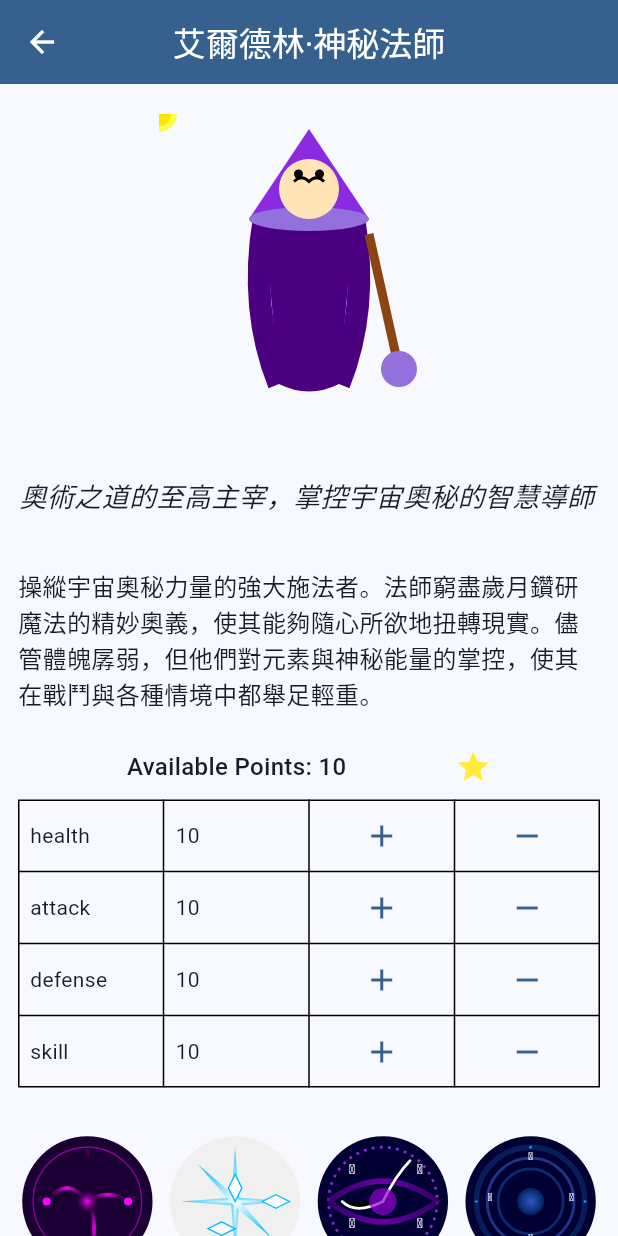
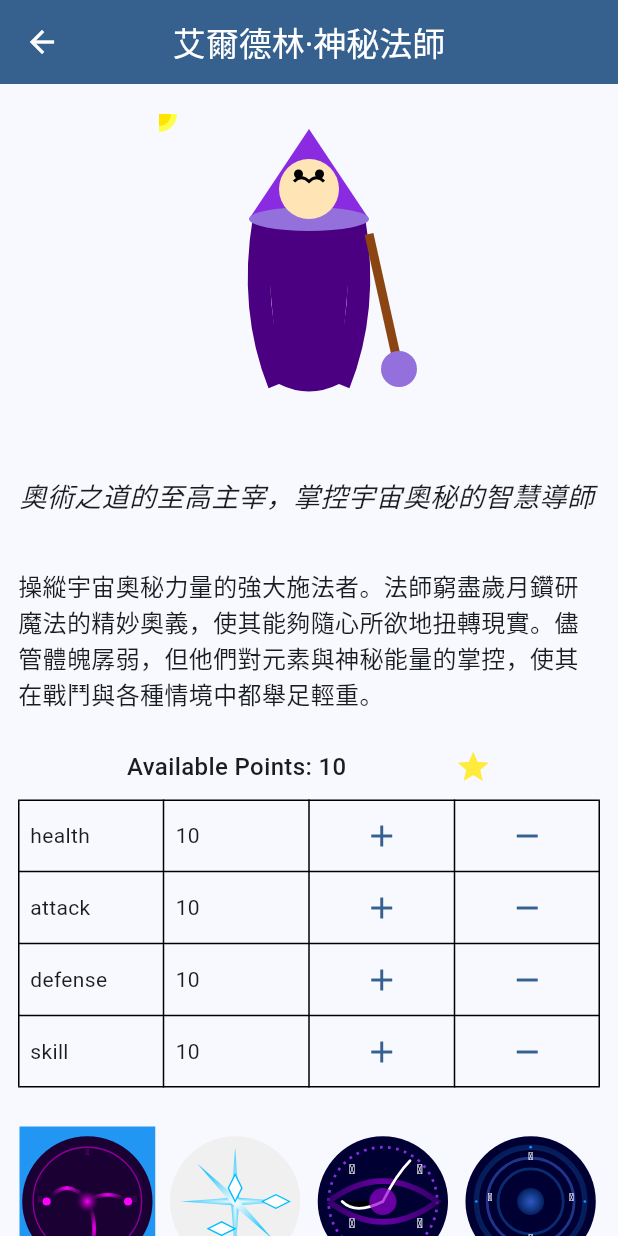
Before and after one commit to wesley990/demo_rpg, a Flutter app: the ProfileScreen screen opened directly with sample values from the repository, on a phone screen of 412 x 824 dp. Run offline on Flutter 3.47's test engine with Material 3 defaults, Android fonts, the phone set to English and light mode, and no system bars; our stand-ins replace firebase_core, flutter_svg; accounts and stored records are empty.

Commit message:
feat: Add function parameter to SkillList widget
The SkillList widget in skill_list.dart has been updated to include a function parameter that allows the parent widget to pass a callback function for updating the skills. This change enables the parent widget, _ProfileScreenState, to call the updateSkills function of the character object when a skill is selected. It enhances the interactivity of the SkillList widget and ensures that the selected skill is properly updated in the character's skills list.

```diff
--- a/lib/screens/profile/profile.dart
+++ b/lib/screens/profile/profile.dart
@@ -61,7 +61,9 @@ class _ProfileScreenState extends State<ProfileScreen> {
               const SizedBox(height: 10),
               SkillList(
                 character: character,
+                function: character.updateSkills,
               ),
+              const SizedBox(height: 10),
             ],
           ), // Add your profile content here
         ),
--- a/lib/screens/profile/skill_list.dart
+++ b/lib/screens/profile/skill_list.dart
@@ -6,7 +6,10 @@ import 'package:demo_rpg/models/character.dart';
 import 'package:flutter_svg/flutter_svg.dart';
 
 class SkillList extends StatefulWidget {
-  const SkillList({super.key, required this.character});
+  const SkillList(
+      {super.key,
+      required this.character,
+      required void Function(Set<Skill> newSkills) function});
 
   final Character character;
 
@@ -16,6 +19,8 @@ class SkillList extends StatefulWidget {
 
 class _SkillListState extends State<SkillList> {
   late List<Skill> availableSkills;
+  late Skill selectedSkill;
+  late Function(Set<Skill> newSkills) updateSkills;
 
   @override
   void initState() {
@@ -23,6 +28,12 @@ class _SkillListState extends State<SkillList> {
     availableSkills = allSkills.where((skill) {
       return skill.vocation == widget.character.vocation;
     }).toList();
+    if (widget.character.skills.isEmpty) {
+      selectedSkill = availableSkills.first;
+    } else {
+      selectedSkill = widget.character.skills.first;
+    }
+    updateSkills = widget.character.updateSkills;
   }
 
   @override
@@ -31,13 +42,23 @@ class _SkillListState extends State<SkillList> {
       mainAxisAlignment: MainAxisAlignment.center,
       children: availableSkills.map((skill) {
         log('Loading skill image: ${skill.image}');
-        return Container(
-          margin: const EdgeInsets.all(4.0),
-          constraints: BoxConstraints(
-              maxWidth: (MediaQuery.of(context).size.width - 50) / 4),
-          child: SvgPicture.asset(
-            skill.image,
-            // width: 50,
+        return GestureDetector(
+          onTap: () {
+            setState(() {
+              selectedSkill = skill;
+              updateSkills({skill});
+            });
+          },
+          child: Container(
+            margin: const EdgeInsets.all(4.0),
+            color: skill == selectedSkill ? Colors.blue : Colors.transparent,
+            constraints: BoxConstraints(
+              maxWidth: (MediaQuery.of(context).size.width - 50) / 4,
+            ),
+            child: SvgPicture.asset(
+              skill.image,
+              // width: 50,
+            ),
           ),
         );
       }).toList(),
```
